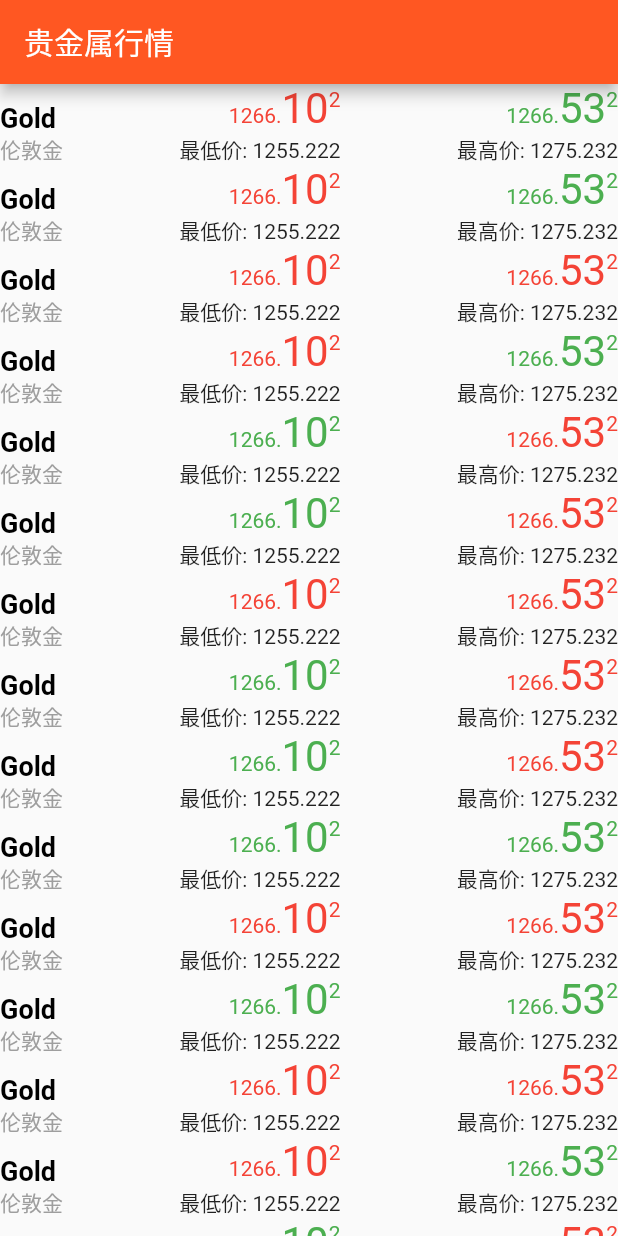
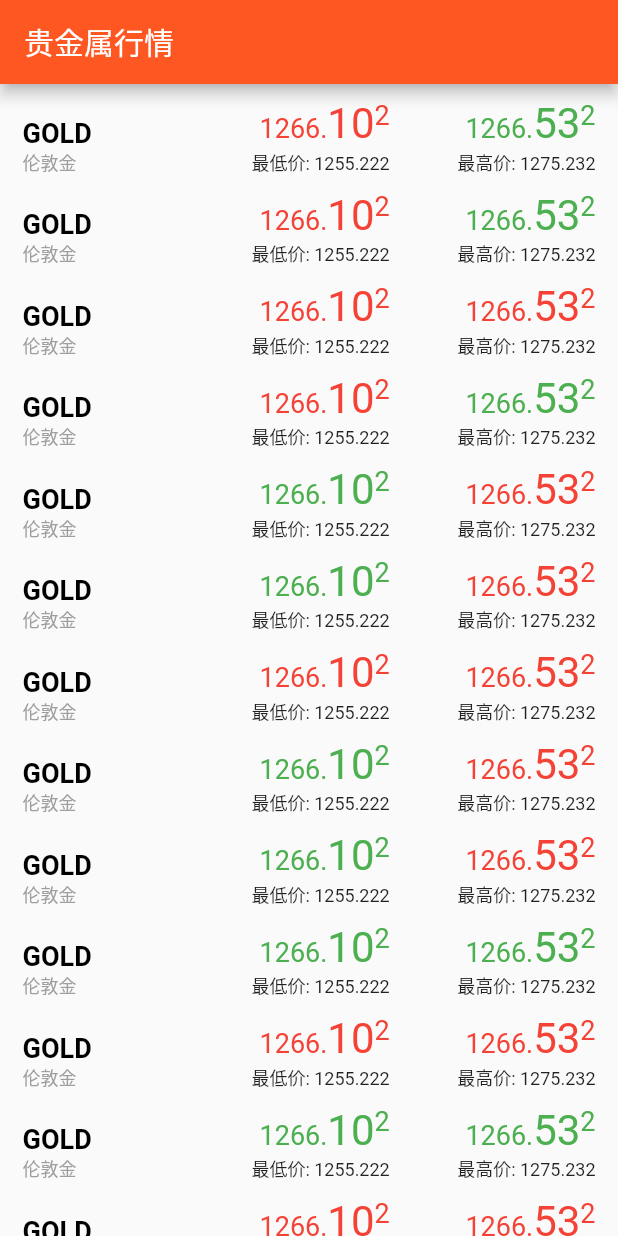
Before and after one commit to carlosxl/teaser, a Flutter app: the screen it shows after launch, on a phone screen of 412 x 824 dp. Run offline on Flutter 3.47's test engine with Material 2 defaults, Android fonts, the phone set to English and light mode, and no system bars.

Commit message:
polish ui

```diff
--- a/lib/main.dart
+++ b/lib/main.dart
@@ -30,8 +30,8 @@ class MyApp extends StatelessWidget {
           title: new Text('贵金属行情'),
         ),
         body: new ListView(
-          children:
-              new List<Widget>.generate(30, (int index) => new MarketDataRow()),
+          children: new List<Widget>.generate(
+              30, (int index) => new MarketDataRow(index)),
         ),
       ),
     );
@@ -39,17 +39,35 @@ class MyApp extends StatelessWidget {
 }
 
 class MarketDataRow extends StatelessWidget {
+  final int index;
+
+  MarketDataRow(this.index);
+
   @override
   Widget build(BuildContext context) {
     // TODO: implement build
-    return new Row(
-      mainAxisAlignment: MainAxisAlignment.spaceBetween,
-      crossAxisAlignment: CrossAxisAlignment.end,
-      children: <Widget>[
-        new ContractName('Gold', '伦敦金'),
-        new PriceColumn(1266.102, 1255.222, '最低价'),
-        new PriceColumn(1266.532, 1275.232, '最高价'),
-      ],
+    return new Container(
+      padding: EdgeInsets.fromLTRB(
+          0.0, index == 0 ? 10.0 : 5.0, 0.0, index == 29 ? 10.0 : 5.0),
+      child: new Row(
+        mainAxisAlignment: MainAxisAlignment.spaceBetween,
+        crossAxisAlignment: CrossAxisAlignment.end,
+        children: <Widget>[
+          new Expanded(
+              child: new Container(
+            padding: EdgeInsets.only(left: 15.0),
+            child: new ContractName('GOLD', '伦敦金'),
+          )),
+          new Container(
+            padding: EdgeInsets.symmetric(horizontal: 30.0),
+            child: new PriceColumn(1266.102, 1255.222, '最低价'),
+          ),
+          new Container(
+            padding: EdgeInsets.symmetric(horizontal: 15.0),
+            child: new PriceColumn(1266.532, 1275.232, '最高价'),
+          ),
+        ],
+      ),
     );
   }
 }
@@ -72,7 +90,7 @@ class ContractName extends StatelessWidget {
         ),
         new Text(
           _nameChi,
-          style: new TextStyle(fontSize: 14.0, color: Colors.grey),
+          style: new TextStyle(fontSize: 12.0, color: Colors.grey),
         ),
       ],
     );
@@ -95,7 +113,10 @@ class PriceColumn extends StatelessWidget {
         new MainPrice(_mainPrice.toString()),
         new Text(
           _bottomPriceLabel + ': ' + _bottomPrice.toString(),
-          style: new TextStyle(color: Colors.black87),
+          style: new TextStyle(
+            color: Colors.black87,
+            fontSize: 12.0,
+          ),
         ),
       ],
     );
@@ -124,6 +145,7 @@ class MainPrice extends StatelessWidget {
               splited.prefix,
               style: new TextStyle(
                 color: color,
+                fontSize: 18.0,
               ),
             ),
             new Text(
@@ -136,11 +158,12 @@ class MainPrice extends StatelessWidget {
           ],
         ),
         new Container(
-          padding: EdgeInsets.only(top: 2.0),
+          // padding: EdgeInsets.only(top: 2.0),
           child: new Text(
             splited.suffix,
             style: new TextStyle(
               color: color,
+              fontSize: 18.0,
             ),
           ),
         )
```
